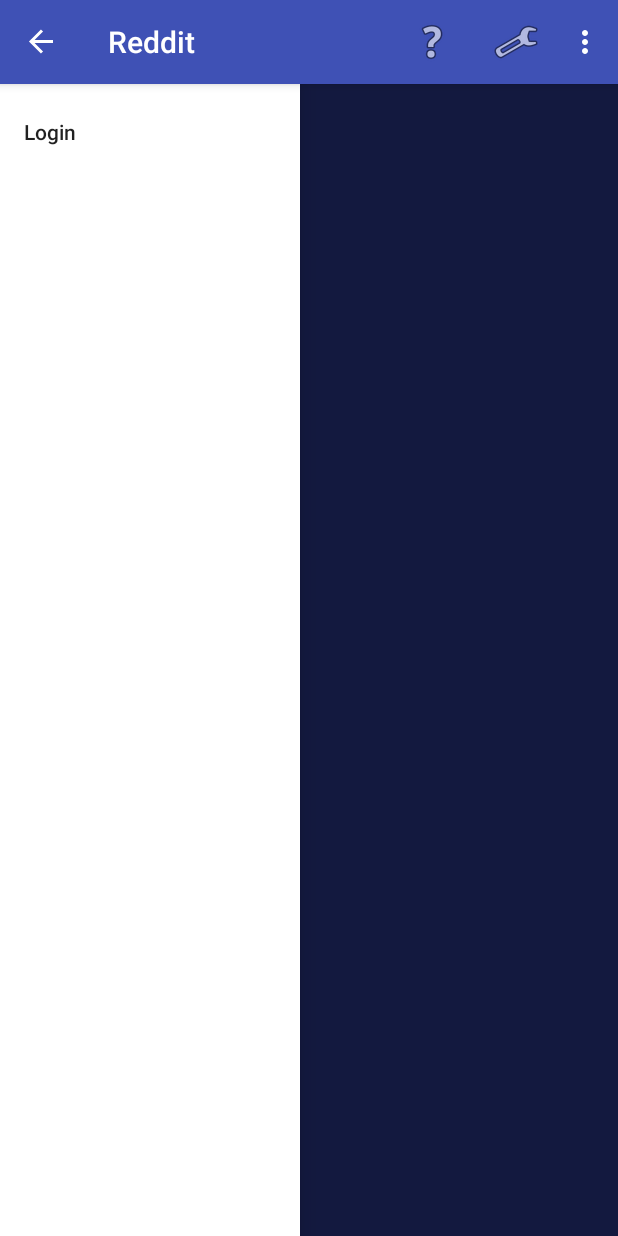
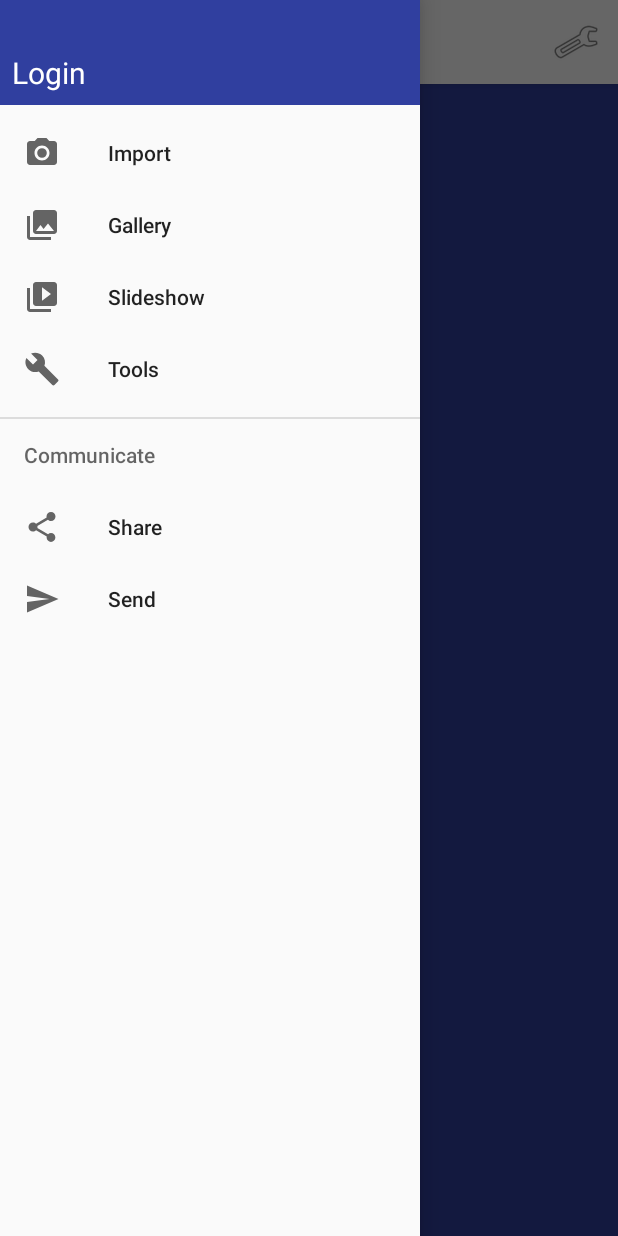
Before and after one commit to coolbun/Reddit-app, an Android app: the screen it shows after launch (MainActivity), with the side drawer open, on a phone screen of 412 x 824 dp. Run offline under Robolectric (Android 15) with nearby library versions, the phone set to English and light mode, and no system bars; our stand-ins replace Picasso; pictures from the network do not load.

Commit message:
Added login functionality

```diff
--- a/app/build.gradle
+++ b/app/build.gradle
@@ -38,4 +38,5 @@ dependencies {
     compile 'com.felipecsl:gifimageview:2.1.0'
     compile 'com.squareup.picasso:picasso:2.5.2'
 
+
 }
--- a/app/src/main/java/com/example/rishabhja/reddit/MainActivity.java
+++ b/app/src/main/java/com/example/rishabhja/reddit/MainActivity.java
@@ -1,10 +1,15 @@
 package com.example.rishabhja.reddit;
 
+import android.annotation.TargetApi;
+import android.app.Activity;
 import android.content.Context;
 import android.content.Intent;
 import android.content.SharedPreferences;
-import android.net.Uri;
+import android.os.Build;
 import android.os.Bundle;
+import android.support.design.widget.NavigationView;
+import android.support.v4.content.ContextCompat;
+import android.support.v4.view.GravityCompat;
 import android.support.v4.widget.DrawerLayout;
 import android.support.v4.widget.SwipeRefreshLayout;
 import android.support.v7.app.ActionBarDrawerToggle;
@@ -13,48 +18,48 @@ import android.support.v7.widget.DefaultItemAnimator;
 import android.support.v7.widget.LinearLayoutManager;
 import android.support.v7.widget.RecyclerView;
 import android.support.v7.widget.Toolbar;
-import android.util.Base64;
 import android.util.Log;
 import android.view.Menu;
 import android.view.MenuItem;
-import java.net.*;
+import android.view.View;
+import android.view.Window;
+import android.view.WindowManager;
 import android.widget.ListView;
+import android.widget.ProgressBar;
+import android.widget.TextView;
 
 import com.example.rishabhja.reddit.Model.Data.Container;
 import com.google.gson.Gson;
-import com.google.gson.stream.MalformedJsonException;
 
 import java.io.IOException;
 import java.util.ArrayList;
-import java.util.HashMap;
 import java.util.List;
-import java.util.Map;
 
 import okhttp3.Call;
 import okhttp3.Callback;
-import okhttp3.FormBody;
-import okhttp3.OkHttpClient;
-import okhttp3.Request;
-import okhttp3.RequestBody;
 import okhttp3.Response;
 
-public class MainActivity extends AppCompatActivity {
+public class MainActivity extends AppCompatActivity
+        implements OAuth2.ActivityforResultHandler, NavigationView.OnNavigationItemSelectedListener {
 
+    private static final String OATH_URL = "https://www.oauth.reddit.com";
+    private OAuth2 getAccessToken;
     private final String URL = "http://www.reddit.com/.json";
     private RecyclerView.Adapter adapter;
     private RecyclerView recyclerView;
     private ArrayList<Model.Data.Container> data;
     private Callback getPosts;
     private SwipeRefreshLayout swipeRefreshLayout;
-    private ListView drawerList;
+    private ListView mDrawerList;
+    private Context context;
+    private ProgressBar progressBar;
     private Runnable updateAdapter = new Runnable() {
         @Override
         public void run() {
             adapter.notifyDataSetChanged();
         }
     };
-    private final String CLIENT_ID="NtJh8uzYc8BDbQ";
-    private final String REDIRECT_URL="http://localhost/";
+    private final int LOGIN_REQUEST_CODE = 1;
     private SQLHelper dbHelper;
     private Toolbar tb;
 
@@ -62,26 +67,166 @@ public class MainActivity extends AppCompatActivity {
     protected void onCreate(Bundle savedInstanceState) {
         super.onCreate(savedInstanceState);
         setContentView(R.layout.activity_main);
-        setToolbar();
 
         dbHelper = new SQLHelper(this);
         swipeRefreshLayout = (SwipeRefreshLayout) findViewById(R.id.swiperefresh);
+        recyclerView = (RecyclerView) findViewById(R.id.my_recycler_view);
+        tb = (Toolbar) findViewById(R.id.main_toolbar);
+        progressBar = (ProgressBar) findViewById(R.id.progressBar);
+        context = this;
+
+        setStausBarcolor();
+        setSupportActionBar(tb);
+        initRecyclerView();
+        defineCallback();
+        showPostsOffline();
+        setDrawer();
+        setOnLoginClickListener();
+
         swipeRefreshLayout.setOnRefreshListener(new SwipeRefreshLayout.OnRefreshListener() {
             @Override
             public void onRefresh() {
-                data.clear();
-                dbHelper.deleteAll();
-                adapter.notifyDataSetChanged();
+                clearAdapter();
                 showPosts();
                 swipeRefreshLayout.setRefreshing(false);
             }
         });
-        recyclerView = (RecyclerView) findViewById(R.id.my_recycler_view);
-        initRecyclerView();
-        defineCallback();
-        showPostsOffline();
     }
 
+    @Override
+    public void updateUserInfo() {
+        NavigationView navigationView = (NavigationView) findViewById(R.id.main_navigation);
+        final TextView loginButton = (TextView) navigationView.getHeaderView(0).findViewById(R.id.loginButton);
+
+        PostFetcher getUsername = new PostFetcher(OATH_URL);
+        getUsername.setCallback(new Callback() {
+            @Override
+            public void onFailure(Call call, IOException e) {
+                e.printStackTrace();
+            }
+
+            @Override
+            public void onResponse(Call call, Response response) throws IOException {
+                Log.e("response",response.toString());
+                progressBar.setVisibility(View.GONE);
+                loginButton.setText(response.toString());
+            }
+        });
+
+        Log.e("Access_token",getFromMemory("access_token"));
+        getUsername.executeWithHeader("Authorization","bearer "+getFromMemory("access_token"));
+    }
+
+
+    private void clearAdapter() {
+        data.clear();
+        dbHelper.deleteAll();
+        adapter.notifyDataSetChanged();
+    }
+
+    @TargetApi(Build.VERSION_CODES.LOLLIPOP)
+    private void setStausBarcolor() {
+        Window window = this.getWindow();
+        window.addFlags(WindowManager.LayoutParams.FLAG_DRAWS_SYSTEM_BAR_BACKGROUNDS);
+        window.clearFlags(WindowManager.LayoutParams.FLAG_TRANSLUCENT_STATUS);
+        window.setStatusBarColor(ContextCompat.getColor(this, R.color.cardview_dark_background));
+    }
+
+    @SuppressWarnings("StatementWithEmptyBody")
+    @Override
+    public boolean onNavigationItemSelected(MenuItem item) {
+        // Handle navigation view item clicks here.
+        int id = item.getItemId();
+
+        if (id == R.id.nav_camera) {
+            // Handle the camera action
+        } else if (id == R.id.nav_gallery) {
+
+        } else if (id == R.id.nav_slideshow) {
+
+        } else if (id == R.id.nav_manage) {
+
+        } else if (id == R.id.nav_share) {
+
+        } else if (id == R.id.nav_send) {
+
+        }
+
+        DrawerLayout drawer = (DrawerLayout) findViewById(R.id.drawer_layout);
+        drawer.closeDrawer(GravityCompat.START);
+        return true;
+    }
+
+    private void setOnLoginClickListener() {
+        NavigationView navigationView = (NavigationView) findViewById(R.id.main_navigation);
+        TextView loginButton = (TextView) navigationView.getHeaderView(0).findViewById(R.id.loginButton);
+
+        loginButton.setOnClickListener(new View.OnClickListener() {
+            @Override
+            public void onClick(View v) {
+                getAccessToken = new OAuth2((Activity) context);
+                getAccessToken.oauthAuthorization();
+            }
+        });
+    }
+
+    private void setDrawer() {
+        DrawerLayout drawer = (DrawerLayout) findViewById(R.id.drawer_layout);
+        ActionBarDrawerToggle toggle = new ActionBarDrawerToggle(
+                this, drawer, tb, R.string.navigation_drawer_open, R.string.navigation_drawer_close);
+        drawer.setDrawerListener(toggle);
+        toggle.syncState();
+
+        NavigationView navigationView = (NavigationView) findViewById(R.id.main_navigation);
+        navigationView.setNavigationItemSelectedListener(this);
+    }
+
+    @Override
+    public void onBackPressed() {
+        DrawerLayout drawer = (DrawerLayout) findViewById(R.id.drawer_layout);
+        if (drawer.isDrawerOpen(GravityCompat.START)) {
+            drawer.closeDrawer(GravityCompat.START);
+        } else {
+            super.onBackPressed();
+        }
+    }
+
+
+    @Override
+    protected void onActivityResult(int requestCode, int resultCode, Intent data) {
+        super.onActivityResult(requestCode, resultCode, data);
+        if (requestCode == LOGIN_REQUEST_CODE) {
+            //clear adapter and start progress bar
+            clearAdapter();
+            progressBar.setVisibility(View.VISIBLE);
+            getAccessToken.onResult(data);
+        }
+    }
+
+    @Override
+    public void istartActivityForResult(Intent intent, int requestCode) {
+        startActivityForResult(intent, requestCode);
+    }
+
+
+    @Override
+    public void iStoreToMemory(String key, String value) {
+        SharedPreferences sharedPreferences = getPreferences(Context.MODE_PRIVATE);
+        SharedPreferences.Editor editor = sharedPreferences.edit();
+        editor.putString(key, value);
+        editor.commit();
+    }
+
+    public String getFromMemory(String key) {
+        SharedPreferences sharedPreferences = getPreferences(Context.MODE_PRIVATE);
+        return sharedPreferences.getString(key,null);
+    }
+
+    @Override
+    public boolean onCreateOptionsMenu(Menu menu) {
+        getMenuInflater().inflate(R.menu.menu_main, menu);
+        return true;
+    }
 
     private void showPostsOffline() {
         List<RedditPost> postList = dbHelper.getallPosts();
@@ -145,113 +290,4 @@ public class MainActivity extends AppCompatActivity {
             }
         };
     }
-
-    private void setToolbar() {
-        tb = (Toolbar) findViewById(R.id.main_toolbar);
-        setSupportActionBar(tb);
-        DrawerLayout drawerLayout = (DrawerLayout) findViewById(R.id.drawer_layout);
-        ActionBarDrawerToggle actionBarDrawerToggle = new ActionBarDrawerToggle(this,
-                drawerLayout, tb, R.string.drawer_open,
-                R.string.drawer_close);
-        drawerLayout.addDrawerListener(actionBarDrawerToggle);
-        actionBarDrawerToggle.syncState();
-    }
-
-    @Override
-    public boolean onCreateOptionsMenu(Menu menu) {
-        getMenuInflater().inflate(R.menu.menu_main, menu);
-        return true;
-    }
-
-    @Override
-    public boolean onOptionsItemSelected(MenuItem item){
-        switch(item.getItemId()){
-            case R.id.menu_help:
-                userLogin();
-                return true;
-        }
-        return true;
-    }
-
-    private void userLogin() {
-        String URL="https://www.reddit.com/api/v1/authorize?client_id="+CLIENT_ID+"&response_type=code&"+
-        "state=RANDOM_STRING&redirect_uri="+REDIRECT_URL+"&duration=permanent&scope=identity";
-        Intent intent=new Intent(this, LoginActivity.class);
-        intent.putExtra("URL",URL);
-        startActivityForResult(intent,1);
-    }
-
-    @Override
-    protected void onActivityResult(int requestCode,int resultCode,Intent data){
-        super.onActivityResult(requestCode,resultCode,data);
-        if(requestCode==1){
-            Log.e("Received url",data.getStringExtra("URL"));
-            try {
-                URL urlparams=new URL(data.getStringExtra("URL"));
-                Map<String,String> params=getQueryMap(urlparams.getQuery());
-                if(params.containsKey("error")){
-                    Log.e("Login error",params.get("error"));
-                    //Generate a dialog
-                }
-                else{
-                    getAccessToken(params);
-//                    SharedPreferences sharedPreferences=this.getPreferences(Context.MODE_PRIVATE);
-//                    SharedPreferences.Editor editor=sharedPreferences.edit();
-//                    editor.putString("UserCode",params.get("code"));
-//                    Log.e("code",params.get("code"));
-//                    editor.commit();
-                }
-            } catch (MalformedURLException e) {
-                Log.e("URL response error","Error in parsing URL received");
-                e.printStackTrace();
-            } catch (IOException e) {
-                Log.e("URL response error","Error in receiving access token");
-                e.printStackTrace();
-            }
-
-
-        }
-    }
-
-    private void getAccessToken(Map<String, String> params) throws IOException {
-        OkHttpClient client=new OkHttpClient();
-        Log.e("code",params.get("code"));
-        RequestBody formBody=new FormBody.Builder()
-                .add("grant_type","authorization_code")
-                .add("code",params.get("code"))
-                .add("redirect_uri",REDIRECT_URL)
-                .build();
-        String base64encodedString = Base64.encode("TutorialsPoint?java8".getBytes("utf-8"),);
-
-        Request request=new Request.Builder()
-                .url("https://www.reddit.com/api/v1/access_token")
-                .post(formBody)
-                .build();
-        client.newCall(request).enqueue(new Callback() {
-            @Override
-            public void onFailure(Call call, IOException e) {
-                Log.e("Error","Access token to retrieved");
-            }
-
-            @Override
-            public void onResponse(Call call, Response response) throws IOException {
-                Log.e("Access token",response.body().string());
-            }
-        });
-
-    }
-
-    public static Map<String, String> getQueryMap(String query)
-    {
-        String[] params = query.split("&");
-        Map<String, String> map = new HashMap<String, String>();
-        for (String param : params)
-        {
-            String name = param.split("=")[0];
-            String value = param.split("=")[1];
-            map.put(name, value);
-        }
-        return map;
-    }
-
 }
--- a/app/src/main/res/layout/activity_main.xml
+++ b/app/src/main/res/layout/activity_main.xml
@@ -1,18 +1,3 @@
-<LinearLayout xmlns:android="http://schemas.android.com/apk/res/android"
-    xmlns:tools="http://schemas.android.com/tools"
-    android:layout_width="match_parent"
-    android:layout_height="match_parent"
-    android:orientation="vertical">
-
-    <android.support.v7.widget.Toolbar xmlns:local="http://schemas.android.com/apk/res-auto"
-        android:id="@+id/main_toolbar"
-        android:layout_width="match_parent"
-        android:layout_height="?attr/actionBarSize"
-        android:background="?attr/colorPrimary"
-        android:elevation="4dp"
-        local:popupTheme="@style/ThemeOverlay.AppCompat.Light"
-        local:theme="@style/ThemeOverlay.AppCompat.Dark.ActionBar" />
-
 <android.support.v4.widget.DrawerLayout xmlns:android="http://schemas.android.com/apk/res/android"
     xmlns:app="http://schemas.android.com/apk/res-auto"
     android:id="@+id/drawer_layout"
@@ -23,11 +8,26 @@
         android:layout_width="match_parent"
         android:layout_height="match_parent"
         android:background="@color/colorPrimaryDark"
-            android:paddingBottom="@dimen/activity_vertical_margin"
-            android:paddingLeft="@dimen/activity_horizontal_margin"
-            android:paddingRight="@dimen/activity_horizontal_margin"
-            android:paddingTop="@dimen/activity_vertical_margin"
-            tools:context=".MainActivity">
+        android:orientation="vertical"
+        >
+
+        <android.support.v7.widget.Toolbar xmlns:local="http://schemas.android.com/apk/res-auto"
+            android:id="@+id/main_toolbar"
+            android:layout_width="match_parent"
+            android:layout_height="?attr/actionBarSize"
+            android:background="@color/cardview_light_background"
+            android:elevation="4dp"
+            app:titleTextColor="@color/colorAccent"
+            local:popupTheme="@style/ThemeOverlay.AppCompat.Light"
+            local:theme="@style/ThemeOverlay.AppCompat.Dark.ActionBar" />
+
+        <ProgressBar
+            style="?android:attr/progressBarStyleLarge"
+            android:layout_width="wrap_content"
+            android:layout_height="wrap_content"
+            android:id="@+id/progressBar"
+            android:layout_gravity="center_horizontal"
+            android:visibility="gone"/>
 
         <android.support.v4.widget.SwipeRefreshLayout xmlns:android="http://schemas.android.com/apk/res/android"
             android:id="@+id/swiperefresh"
@@ -44,11 +44,11 @@
 
     <!-- Navigation Drawer -->
     <android.support.design.widget.NavigationView
-            android:id="@+id/nvView"
-            android:layout_width="200dp"
+        android:id="@+id/main_navigation"
+        android:layout_width="wrap_content"
         android:layout_height="match_parent"
         android:layout_gravity="start"
-            android:background="@android:color/white"
-            app:menu="@menu/drawer_view" />
+        android:fitsSystemWindows="true"
+        app:headerLayout="@layout/nav_header_main"
+        app:menu="@menu/activity_main_drawer" />
 </android.support.v4.widget.DrawerLayout>
-</LinearLayout>
--- /dev/null
+++ b/app/src/main/res/layout/nav_header_main.xml
@@ -0,0 +1,23 @@
+<?xml version="1.0" encoding="utf-8"?>
+<LinearLayout xmlns:android="http://schemas.android.com/apk/res/android"
+    android:layout_width="match_parent"
+    android:layout_height="70dp"
+    android:background="@color/colorPrimaryDark"
+    android:gravity="bottom"
+    android:orientation="vertical"
+    android:paddingBottom="@dimen/activity_vertical_margin"
+    android:paddingLeft="@dimen/activity_horizontal_margin"
+    android:paddingRight="@dimen/activity_horizontal_margin"
+    android:paddingTop="@dimen/activity_vertical_margin"
+    android:theme="@style/ThemeOverlay.AppCompat.Dark">
+
+    <TextView
+        android:layout_width="match_parent"
+        android:id="@+id/loginButton"
+        android:layout_height="wrap_content"
+        android:paddingTop="10dp"
+        android:text="Login"
+        android:textSize="20dp"
+        android:textAppearance="@style/TextAppearance.AppCompat.Body1" />
+
+</LinearLayout>
--- a/app/src/main/res/menu/menu_main.xml
+++ b/app/src/main/res/menu/menu_main.xml
@@ -5,16 +5,5 @@
         android:title="Settings"
         android:icon="@android:drawable/ic_menu_preferences"
         app:showAsAction="always"
-        android:orderInCategory="100"/>
-    <item android:id="@+id/menu_help"
-        android:title="Help"
-        android:icon="@android:drawable/ic_menu_help"
-        app:showAsAction="ifRoom"
-         />
-    <item android:id="@+id/menu_compass"
-        android:title="Compass"
-        android:icon="@android:drawable/ic_menu_compass"
-        app:showAsAction="never"
-        android:orderInCategory="105"/>
-
+        android:orderInCategory="100"/>\
 </menu>
--- a/app/src/main/res/values-v21/styles.xml
+++ b/app/src/main/res/values-v21/styles.xml
@@ -6,11 +6,16 @@
         <item name="android:windowDrawsSystemBarBackgrounds">true</item>
         <item name="android:statusBarColor">@android:color/transparent</item>
     </style>
+    <style name="DrawerArrowStyle" parent="Widget.AppCompat.DrawerArrowToggle">
+        <item name="color">@android:color/darker_gray</item>
+    </style>
         <style name="MyAppTheme" parent="AppTheme">
             <item name="android:windowContentTransitions">true</item>
             <item name="android:windowAllowEnterTransitionOverlap">true</item>
             <item name="android:windowAllowReturnTransitionOverlap">true</item>
             <item name="android:windowSharedElementEnterTransition">@android:transition/move</item>
             <item name="android:windowSharedElementExitTransition">@android:transition/move</item>
+            <item name="drawerArrowStyle">@style/DrawerArrowStyle</item>
         </style>
+
 </resources>
--- a/build.gradle
+++ b/build.gradle
@@ -5,7 +5,7 @@ buildscript {
         jcenter()
     }
     dependencies {
-        classpath 'com.android.tools.build:gradle:2.1.2'
+        classpath 'com.android.tools.build:gradle:2.1.3'
 
         // NOTE: Do not place your application dependencies here; they belong
         // in the individual module build.gradle files
```
Also changed, not shown: app/src/main/java/com/example/rishabhja/reddit/AuthorizationToken.java (added, +70 -0 lines), app/src/main/java/com/example/rishabhja/reddit/CustomAdapter.java (+7 -7 lines), app/src/main/java/com/example/rishabhja/reddit/OAuth2.java (added, +130 -0 lines), app/src/main/java/com/example/rishabhja/reddit/PostFetcher.java (+9 -0 lines), app/src/main/res/layout/menu_main.xml (deleted, +0 -11 lines), gradle/wrapper/gradle-wrapper.properties. Lines whose indentation alone changed are shown as unchanged.
